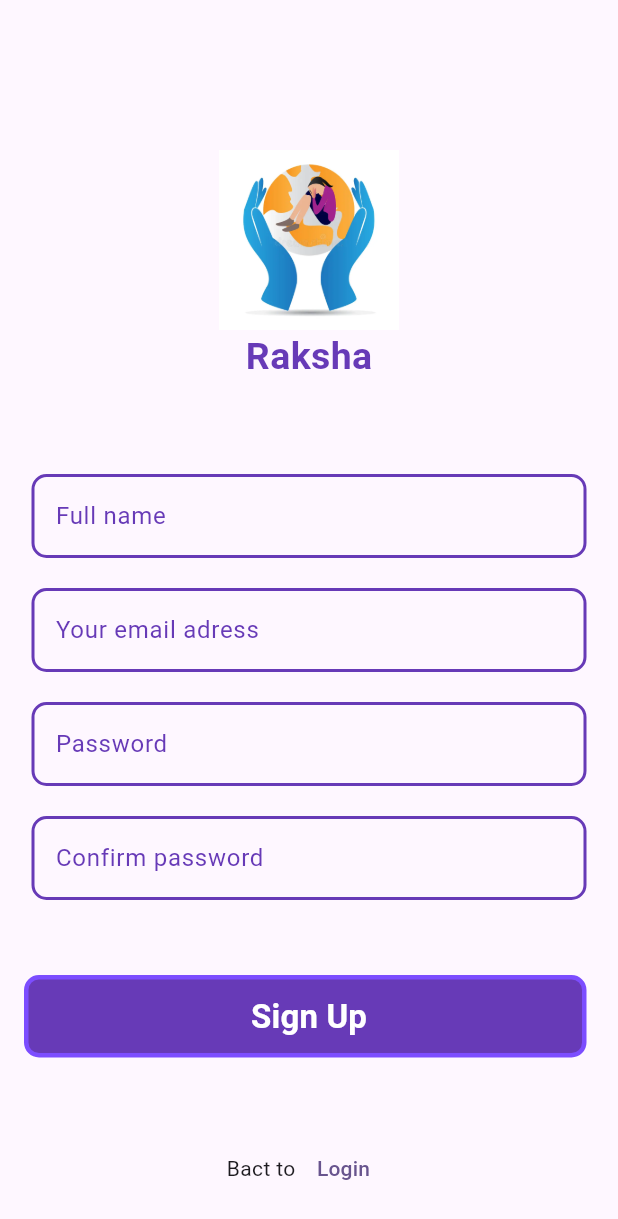
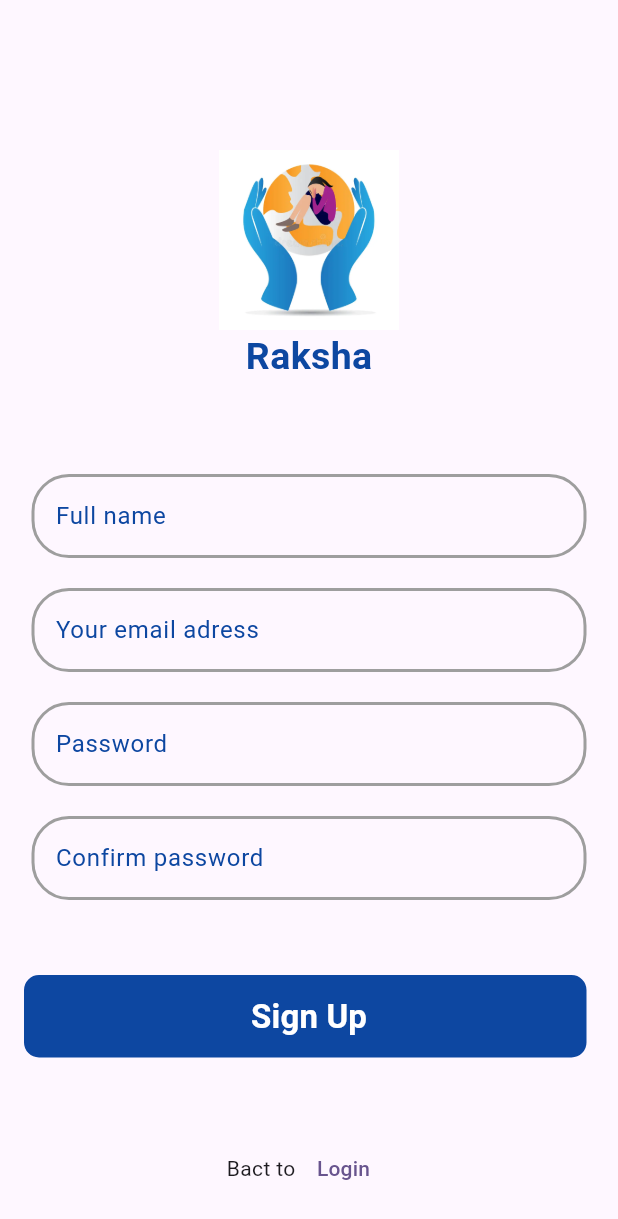
Before and after one commit to Nitishroy-7033/Project-Shakti, a Flutter app: the screen it shows after launch, on a phone screen of 412 x 824 dp. Shown: the top 1219 px of the screen. Run offline on Flutter 3.47's test engine with Material 3 defaults, Android fonts, the phone set to English and light mode, and no system bars.

Commit message:
Update the Login with google and Login with apple buttons and also text fields

```diff
--- a/lib/core/theme/app_icons.dart
+++ b/lib/core/theme/app_icons.dart
@@ -16,4 +16,5 @@ class AppIcons {
   static const IconData attendance = Icons.access_time;
   static const IconData dashboard = Icons.dashboard;
   static const IconData calendar = Icons.calendar_today;
+  static const String googleIcon = 'assets/images/google.svg';
 }
--- a/lib/core/widgets/button.dart
+++ b/lib/core/widgets/button.dart
@@ -1,4 +1,5 @@
 import 'package:flutter/material.dart';
+import 'package:project_shakti/core/theme/app_colors.dart';
 
 class Button extends StatelessWidget {
   final String label;
@@ -29,7 +30,7 @@ class Button extends StatelessWidget {
                 border: BoxBorder.all(
                   width: 3,
                   style: BorderStyle.solid,
-                  color: Colors.deepPurpleAccent,
+                  color: AppColors.primary,
                 ),
               ),
             ),
--- a/lib/core/widgets/text_field.dart
+++ b/lib/core/widgets/text_field.dart
@@ -1,4 +1,5 @@
 import 'package:flutter/material.dart';
+import 'package:project_shakti/core/theme/app_colors.dart';
 
 class InputTextField extends StatelessWidget {
   final String lable;
@@ -17,12 +18,15 @@ class InputTextField extends StatelessWidget {
         controller: controller,
         decoration: InputDecoration(
           labelText: lable,
-          labelStyle: TextStyle(color: Colors.deepPurple),
+          labelStyle: TextStyle(color: AppColors.primary),
           enabledBorder: OutlineInputBorder(
-            borderRadius: BorderRadius.circular(10),
-            borderSide: BorderSide(width: 2, color: Colors.deepPurple),
+            borderRadius: BorderRadius.circular(25),
+            borderSide: BorderSide(width: 2, color: AppColors.textSecondary),
           ),
-          border: OutlineInputBorder(borderRadius: BorderRadius.circular(20)),
+          border: OutlineInputBorder(
+            borderRadius: BorderRadius.circular(25),
+            borderSide: BorderSide(width: 2),
+          ),
         ),
       ),
     );
--- a/lib/main.dart
+++ b/lib/main.dart
@@ -19,6 +19,10 @@ class MyApp extends StatelessWidget {
         colorScheme: ColorScheme.fromSeed(seedColor: Colors.deepPurple),
       ),
       home: const SignupScreen(),
+      routes: {
+        '/signup': (context) => SignupScreen(),
+        '/login': (context) => LoginScreen(),
+      },
     );
   }
 }
--- a/lib/screens/signup_screen.dart
+++ b/lib/screens/signup_screen.dart
@@ -1,6 +1,8 @@
 import 'package:flutter/material.dart';
+import 'package:project_shakti/core/theme/app_colors.dart';
 import 'package:project_shakti/core/widgets/button.dart';
 import 'package:project_shakti/core/widgets/text_field.dart';
+import 'package:project_shakti/screens/login_screen.dart';
 
 class SignupScreen extends StatefulWidget {
   const SignupScreen({super.key});
@@ -48,7 +50,7 @@ class _SignupScreenState extends State<SignupScreen> {
               Text(
                 'Raksha',
                 style: TextStyle(
-                  color: Colors.deepPurple,
+                  color: AppColors.primary,
                   fontSize: 25,
                   fontWeight: FontWeight.bold,
                 ),
@@ -71,7 +73,7 @@ class _SignupScreenState extends State<SignupScreen> {
               Center(
                 child: InputTextField(
                   lable: "Password",
-                  controller: nameController,
+                  controller: passwordController,
                 ),
               ),
               SizedBox(height: 20),
@@ -84,8 +86,8 @@ class _SignupScreenState extends State<SignupScreen> {
               SizedBox(height: 50),
 
               Button(
-                btncolor: Colors.deepPurple,
-                lablColor: Colors.white,
+                btncolor: AppColors.primary,
+                lablColor: AppColors.surface,
                 label: 'Sign Up',
                 icons: null,
               ),
@@ -94,7 +96,12 @@ class _SignupScreenState extends State<SignupScreen> {
                 mainAxisAlignment: MainAxisAlignment.center,
                 children: [
                   Text('Bact to'),
-                  TextButton(onPressed: () {}, child: Text('Login')),
+                  TextButton(
+                    onPressed: () {
+                      Navigator.of(context).pushNamed('/login');
+                    },
+                    child: Text('Login'),
+                  ),
                 ],
               ),
             ],
```
Also changed, not shown: lib/core/widgets/sign_in_button.dart (added, +33 -0 lines), lib/screens/login_screen.dart (+17 -15 lines), pubspec.yaml (+6 -10 lines), assets/images/apple.png (added), assets/images/google.png (added), assets/images/google.svg (added), pubspec.lock.
